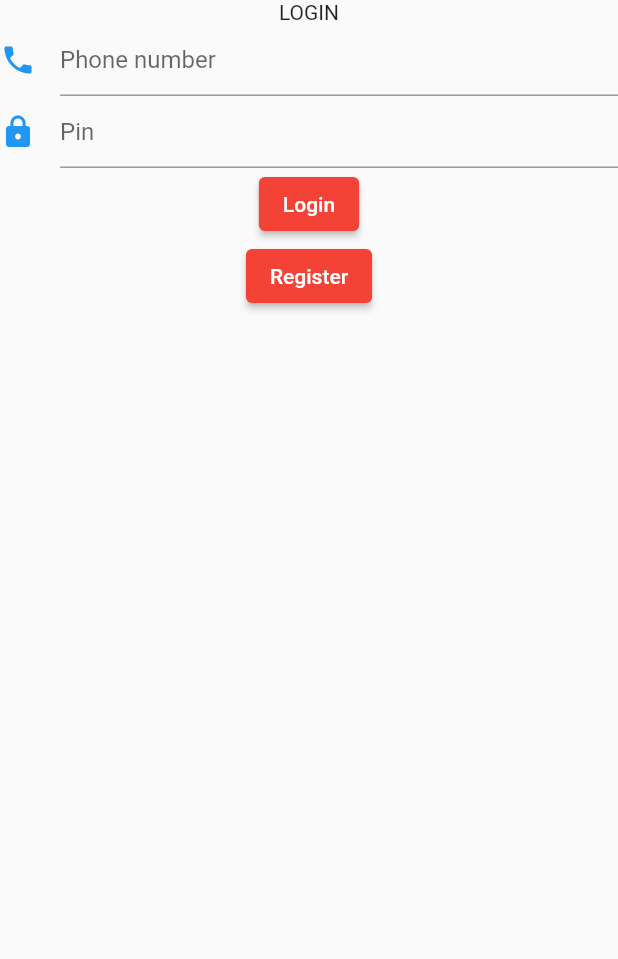
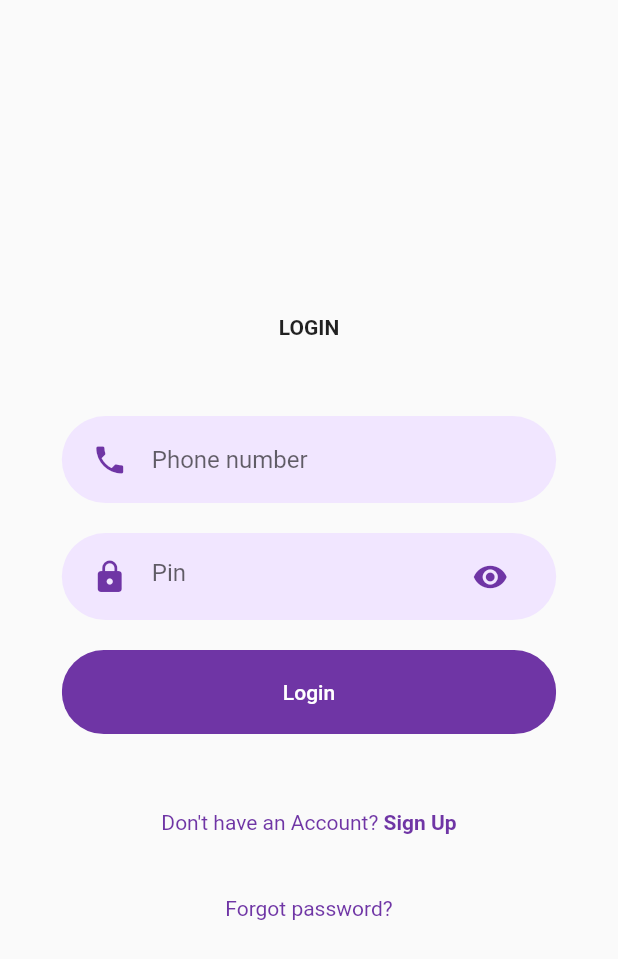
Before and after one commit to PracticalSoftwareEngineeringWorkshop/money_transfer_mobile_app, a Flutter app: the LoginScreen screen opened directly, on a phone screen of 412 x 824 dp. Shown: the top 959 px of the screen. Run offline on Flutter 3.47's test engine with Material 2 defaults, Android fonts, the phone set to English and light mode, and no system bars; missing offline and left inert: splash_screen_view.

Commit message:
Beautiful Login screen added Many reusable components created

```diff
--- /dev/null
+++ b/lib/Screens/LoginScreen/components/already_have_account_check.dart
@@ -0,0 +1,33 @@
+import 'package:flutter/material.dart';
+import 'package:money_transfer_mobile_app/constants.dart';
+
+class AlreadyHaveAccountCheck extends StatelessWidget {
+  final bool isLoggedIn;
+  final Function onPressed;
+
+  const AlreadyHaveAccountCheck({
+    Key key,
+    this.isLoggedIn = true,
+    this.onPressed,
+  }) : super(key: key);
+
+  @override
+  Widget build(BuildContext context) {
+    return Row(
+      mainAxisAlignment: MainAxisAlignment.center,
+      children: [
+        Text(
+          isLoggedIn ? "Don't have an Account? " : "Already have an Account? ",
+          style: TextStyle(color: Constants.kPrimaryColor),
+        ),
+        GestureDetector(
+            onTap: onPressed,
+            child: Text(
+              isLoggedIn ? "Sign Up" : "Sign In",
+              style: TextStyle(
+                  color: Constants.kPrimaryColor, fontWeight: FontWeight.bold),
+            )),
+      ],
+    );
+  }
+}
--- /dev/null
+++ b/lib/Screens/LoginScreen/components/forgot_password.dart
@@ -0,0 +1,24 @@
+import 'package:flutter/material.dart';
+import 'package:money_transfer_mobile_app/constants.dart';
+
+class ForgotPassword extends StatelessWidget {
+  const ForgotPassword({
+    Key key,
+  }) : super(key: key);
+
+  @override
+  Widget build(BuildContext context) {
+    return Row(
+      mainAxisAlignment: MainAxisAlignment.center,
+      children: [
+        GestureDetector(
+          onTap: () {},
+          child: Text(
+            "Forgot password?",
+            style: TextStyle(color: Constants.kPrimaryColor),
+          ),
+        ),
+      ],
+    );
+  }
+}
--- /dev/null
+++ b/lib/Screens/LoginScreen/components/rounded_input_text.dart
@@ -0,0 +1,34 @@
+import 'package:flutter/material.dart';
+import 'package:money_transfer_mobile_app/Screens/LoginScreen/components/text_field_container.dart';
+
+import '../../../constants.dart';
+
+class RoundedInputField extends StatelessWidget {
+  final String hintText;
+  final IconData icon;
+  final ValueChanged<String> onChanged;
+
+  const RoundedInputField({
+    Key key,
+    this.hintText,
+    this.icon,
+    this.onChanged,
+  }) : super(key: key);
+
+  @override
+  Widget build(BuildContext context) {
+    return TextFieldContainer(
+      child: TextField(
+        keyboardType: TextInputType.phone,
+        decoration: InputDecoration(
+            hintText: hintText,
+            icon: Icon(
+              icon,
+              color: Constants.kPrimaryColor,
+            ),
+            border: InputBorder.none),
+        onChanged: onChanged,
+      ),
+    );
+  }
+}
--- /dev/null
+++ b/lib/Screens/LoginScreen/components/rounded_password_field.dart
@@ -0,0 +1,33 @@
+import 'package:flutter/material.dart';
+import 'package:money_transfer_mobile_app/Screens/LoginScreen/components/text_field_container.dart';
+import 'package:money_transfer_mobile_app/constants.dart';
+
+class RoundedPasswordField extends StatelessWidget {
+  final String hintText;
+  final ValueChanged<String> onChanged;
+  const RoundedPasswordField({
+    Key key, this.hintText, this.onChanged,
+  }) : super(key: key);
+
+  @override
+  Widget build(BuildContext context) {
+    return TextFieldContainer(
+      child: TextField(
+        keyboardType: TextInputType.number,
+        obscureText: true,
+        decoration: InputDecoration(
+            hintText: hintText,
+            icon: Icon(
+              Icons.lock,
+              color: Constants.kPrimaryColor,
+            ),
+            suffixIcon: Icon(
+              Icons.visibility,
+              color: Constants.kPrimaryColor,
+            ),
+            border: InputBorder.none),
+        onChanged: onChanged,
+      ),
+    );
+  }
+}
--- /dev/null
+++ b/lib/Screens/LoginScreen/components/text_field_container.dart
@@ -0,0 +1,26 @@
+import 'package:flutter/material.dart';
+
+import '../../../constants.dart';
+
+class TextFieldContainer extends StatelessWidget {
+  final Widget child;
+
+  const TextFieldContainer({
+    Key key,
+    this.child,
+  }) : super(key: key);
+
+  @override
+  Widget build(BuildContext context) {
+    Size size = MediaQuery.of(context).size;
+
+    return Container(
+        margin: EdgeInsets.symmetric(vertical: 10),
+        padding: EdgeInsets.symmetric(horizontal: 20, vertical: 5),
+        width: size.width * 0.8,
+        decoration: BoxDecoration(
+            color: Constants.kPrimaryLightColor,
+            borderRadius: BorderRadius.circular(29)),
+        child: child);
+  }
+}
--- a/lib/Screens/LoginScreen/login_screen.dart
+++ b/lib/Screens/LoginScreen/login_screen.dart
@@ -1,42 +1,61 @@
 import 'package:flutter/material.dart';
+import 'package:money_transfer_mobile_app/Screens/LoginScreen/components/already_have_account_check.dart';
+import 'package:money_transfer_mobile_app/Screens/LoginScreen/components/forgot_password.dart';
+import 'package:money_transfer_mobile_app/Screens/LoginScreen/components/rounded_input_text.dart';
+import 'package:money_transfer_mobile_app/Screens/LoginScreen/components/rounded_password_field.dart';
+import 'package:money_transfer_mobile_app/Screens/RegisterScreen/register_screen.dart';
+import 'package:money_transfer_mobile_app/components/rounded_button.dart';
+import 'package:money_transfer_mobile_app/view_account.dart';
 
 class LoginScreen extends StatelessWidget {
   @override
   Widget build(BuildContext context) {
+    Size size = MediaQuery.of(context).size;
+
     return Scaffold(
       body: Column(
+        mainAxisAlignment: MainAxisAlignment.center,
         children: [
-        Text("LOGIN"),
-        TextField(
-          keyboardType: TextInputType.phone,
-          decoration: InputDecoration(
-            hintText: 'Phone number',
-            icon: Icon(
-              Icons.phone,
-              color: Colors.blue,
+          Text(
+            "LOGIN",
+            style: TextStyle(fontWeight: FontWeight.bold),
           ),
+          SizedBox(
+            height: size.height * 0.05,
           ),
-          onChanged: (value) {
-            print(value);
+          RoundedInputField(
+            hintText: "Phone number",
+            icon: Icons.phone,
+            onChanged: (value) {},
+          ),
+          RoundedPasswordField(
+            hintText: "Pin",
+            onChanged: (value) {},
+          ),
+          RoundedButton(
+            text: "Login",
+            onPressed: () {
+              Navigator.push(context, MaterialPageRoute(builder: (context) {
+                return ViewAccount();
+              }));
             },
           ),
-        TextField(
-          keyboardType: TextInputType.number,
-          obscureText: true,
-          decoration: InputDecoration(
-            hintText: 'Pin',
-            icon: Icon(
-              Icons.lock,
-              color: Colors.blue,
+          SizedBox(
+            height: size.height * 0.05,
           ),
-          ),
-          onChanged: (value) {
-            print(value);
+          AlreadyHaveAccountCheck(
+            onPressed: () {
+              Navigator.push(context, MaterialPageRoute(builder: (context) {
+                return RegisterScreen();
+              }));
             },
           ),
-        ElevatedButton(onPressed: () {}, child: Text('Login')),
-        ElevatedButton(onPressed: () {}, child: Text('Register'))
+          SizedBox(
+            height: size.height * 0.05,
+          ),
+          ForgotPassword()
         ],
-    ));
+      ),
+    );
   }
 }
--- /dev/null
+++ b/lib/components/rounded_button.dart
@@ -0,0 +1,39 @@
+import 'package:flutter/material.dart';
+import 'package:money_transfer_mobile_app/constants.dart';
+
+class RoundedButton extends StatelessWidget {
+  final String text;
+  final Function onPressed;
+  final Color color, textColor;
+
+  const RoundedButton(
+      {Key key,
+      this.text,
+      this.onPressed,
+      this.color = Constants.kPrimaryColor,
+      this.textColor = Colors.white})
+      : super(key: key);
+
+  @override
+  Widget build(BuildContext context) {
+    Size size = MediaQuery.of(context).size;
+    return Container(
+      margin: EdgeInsets.symmetric(vertical: 10),
+      width: size.width * 0.8,
+      child: ClipRRect(
+        borderRadius: BorderRadius.circular(29),
+        child: TextButton(
+          style: TextButton.styleFrom(
+            backgroundColor: color,
+            padding: EdgeInsets.symmetric(vertical: 20, horizontal: 40),
+          ),
+          onPressed: onPressed,
+          child: Text(
+            text,
+            style: TextStyle(color: textColor),
+          ),
+        ),
+      ),
+    );
+  }
+}
--- a/lib/constants.dart
+++ b/lib/constants.dart
@@ -1,3 +1,8 @@
+import 'dart:ui';
+
 class Constants {
   static const String API_URL = 'money-transfer-api-biniam.herokuapp.com';
+
+  static const kPrimaryColor = Color(0xFF6F35A5);
+  static const kPrimaryLightColor = Color(0xFFF1E6FF);
 }
--- a/lib/main.dart
+++ b/lib/main.dart
@@ -1,6 +1,6 @@
 import 'package:flutter/material.dart';
 import 'package:money_transfer_mobile_app/Screens/LoginScreen/login_screen.dart';
-import 'package:money_transfer_mobile_app/view_account.dart';
+import 'package:money_transfer_mobile_app/Screens/RegisterScreen/register_screen.dart';
 import 'package:splash_screen_view/SplashScreenView.dart';
 
 void main() {
@@ -17,7 +17,7 @@ class MyApp extends StatelessWidget {
       theme: ThemeData(
         primarySwatch: Colors.red,
       ),
-      home: splashScreen,
+      home: RegisterScreen(),
     );
   }
 
```
Also changed, not shown: 1 other file. Lines whose indentation alone changed are shown as unchanged.
